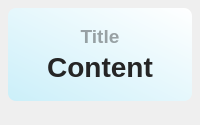
Before: the Qt Designer form ui/shiroko/widget-base.ui in RinLit-233-shiroko/Class-Widgets, drawn with Qt 5.
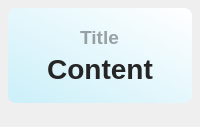
After: the same form once the commit is applied.

The edit to the form file:
```diff
--- a/ui/shiroko/widget-base.ui
+++ b/ui/shiroko/widget-base.ui
@@ -7,7 +7,7 @@
     <x>0</x>
     <y>0</y>
     <width>200</width>
-    <height>125</height>
+    <height>127</height>
    </rect>
   </property>
   <property name="minimumSize">
@@ -64,9 +64,11 @@
        <number>14</number>
       </property>
       <item>
+       <layout class="QHBoxLayout" name="titleLayout">
+        <item>
        <widget class="QLabel" name="title">
         <property name="sizePolicy">
-         <sizepolicy hsizetype="Preferred" vsizetype="Maximum">
+           <sizepolicy hsizetype="Maximum" vsizetype="Maximum">
           <horstretch>0</horstretch>
           <verstretch>0</verstretch>
          </sizepolicy>
@@ -95,10 +97,14 @@
         </property>
        </widget>
       </item>
+       </layout>
+      </item>
+      <item>
+       <layout class="QHBoxLayout" name="contentLayout">
       <item>
        <widget class="QLabel" name="content">
         <property name="sizePolicy">
-         <sizepolicy hsizetype="Expanding" vsizetype="Maximum">
+           <sizepolicy hsizetype="Maximum" vsizetype="Maximum">
           <horstretch>0</horstretch>
           <verstretch>0</verstretch>
          </sizepolicy>
@@ -127,6 +133,8 @@
          <set>Qt::AlignCenter</set>
         </property>
        </widget>
+        </item>
+       </layout>
       </item>
      </layout>
     </widget>
```
Lines whose indentation alone changed are shown as unchanged.
